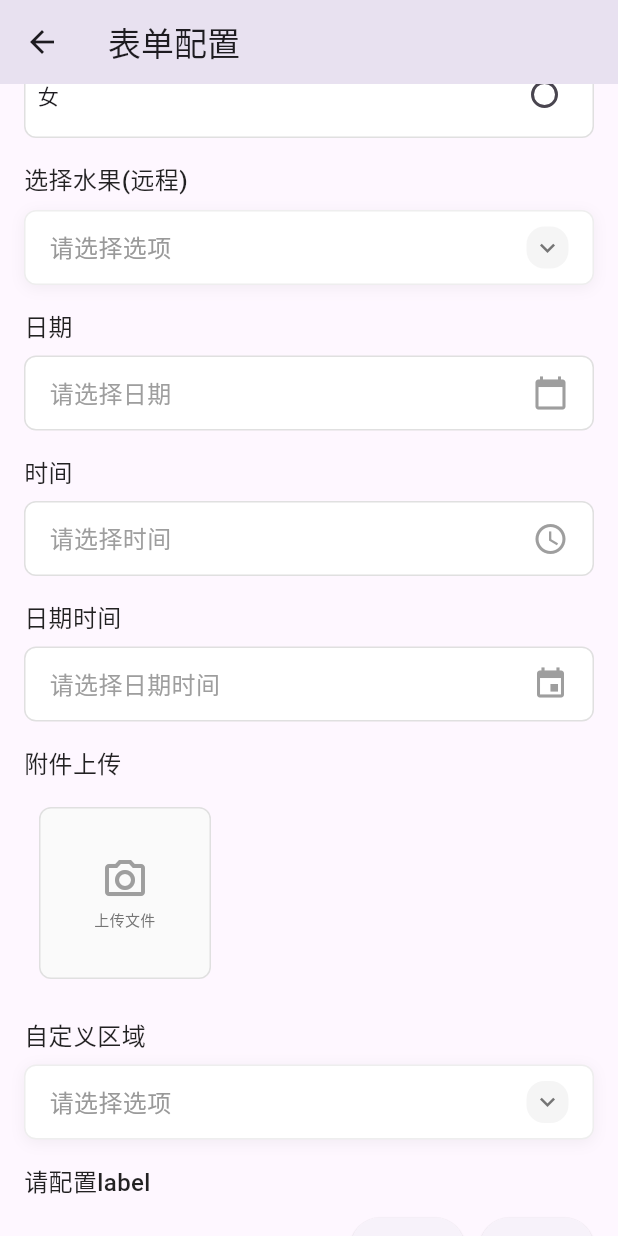
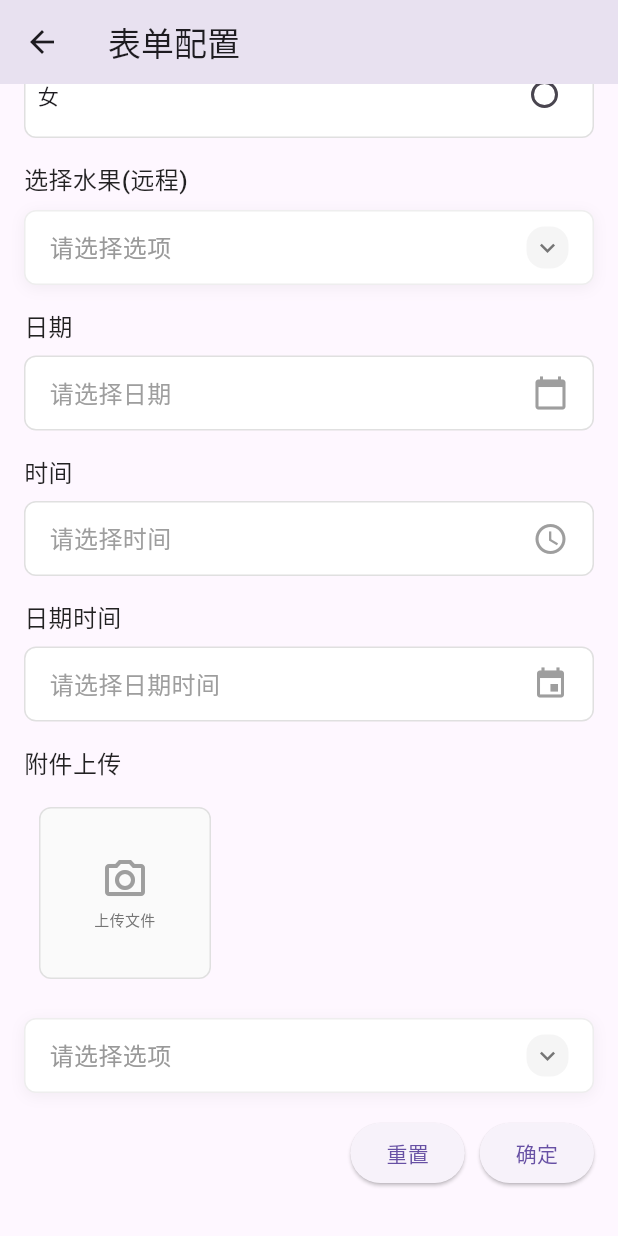
Before and after one commit to yuzhido/simple_ui_for_flutter, a Flutter app: the ConfigFormPage screen opened directly, scrolled down 867 dp, on a phone screen of 412 x 824 dp. Run offline on Flutter 3.47's test engine with Material 3 defaults, Android fonts, the phone set to English and light mode, and no system bars; our stand-ins replace dio, file_picker, image_picker, permission_handler, sqflite; accounts and stored records are empty.

Commit message:
更新表单配置项为自定义模式时不显示label

```diff
--- a/lib/src/config_form/index.dart
+++ b/lib/src/config_form/index.dart
@@ -81,9 +81,12 @@ class _ConfigFormState extends State<ConfigForm> {
   List<Widget> _buildDynamicFromConfig(FormConfig cfg) {
     final widgets = <Widget>[];
     for (final field in cfg.fields) {
-      final labelText = (field.label == null || field.label!.trim().isEmpty) ? '请配置label' : field.label!;
-      widgets.add(_buildLabel(labelText, isRequired: field.required));
-      widgets.add(const SizedBox(height: 8));
+      // 对于 custom 类型，不显示 label
+      if (field.type != FormFieldType.custom) {
+        final labelText = (field.label == null || field.label!.trim().isEmpty) ? '请配置label' : field.label!;
+        widgets.add(_buildLabel(labelText, isRequired: field.required));
+        widgets.add(const SizedBox(height: 8));
+      }
       switch (field.type) {
         case FormFieldType.text:
           widgets.add(
@@ -99,7 +102,6 @@ class _ConfigFormState extends State<ConfigForm> {
           );
           break;
         case FormFieldType.number:
-          // final p = field.props is NumberFieldProps ? field.props as NumberFieldProps : null; // reserved for future validation
           widgets.add(
             TextFormField(
               controller: _cfgControllers[field.name],
@@ -132,7 +134,6 @@ class _ConfigFormState extends State<ConfigForm> {
           );
           break;
         case FormFieldType.integer:
-          // final p = field.props is IntegerFieldProps ? field.props as IntegerFieldProps : null; // reserved for future validation
           widgets.add(
             TextFormField(
               controller: _cfgControllers[field.name],
@@ -521,7 +522,6 @@ class _ConfigFormState extends State<ConfigForm> {
             ),
           );
           break;
-        // 无
       }
       widgets.add(const SizedBox(height: 16));
     }
```
Also changed, not shown: pubspec.yaml (+1 -13 lines), 6 other files.
